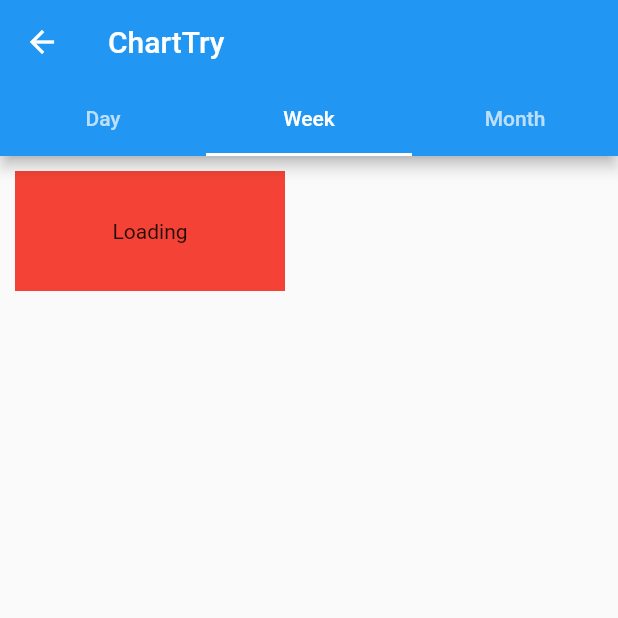
After one commit to rubansiva384/expense_manager, a Flutter app: the ChartPage screen opened directly, tab 2 chosen, on a phone screen of 412 x 824 dp, the top half of it. The commit adds this screen. Run offline on Flutter 3.47's test engine with Material 2 defaults, Android fonts, the phone set to English and light mode, and no system bars; our stand-ins replace bloc, charts_flutter, equatable, flutter_bloc, formz, sqflite; accounts and stored records are empty; generated files the repository leaves out were written again.

Commit message:
bug fixes

```diff
--- /dev/null
+++ b/lib/chart_try/chart_page.dart
@@ -0,0 +1,57 @@
+import 'package:expense_manager/chart_try/chart_try_bloc.dart';
+import 'package:flutter/cupertino.dart';
+import 'package:flutter/material.dart';
+import 'package:flutter_bloc/flutter_bloc.dart';
+
+import 'chart_view.dart';
+
+class ChartPage extends StatefulWidget {
+  @override
+  _ChartPageState createState() => _ChartPageState();
+}
+
+class _ChartPageState extends State<ChartPage> with TickerProviderStateMixin {
+
+  @override
+  Widget build(BuildContext context) {
+    final controller = TabController(length: 3, vsync: this);
+    return Scaffold(
+      appBar: AppBar(
+        title: Text("ChartTry"),
+        bottom: TabBar(
+          onTap: (i) {
+            print("tapped $i");
+            ChartTryEvent event;
+            switch (i) {
+              case 0:
+                event = ChartTryEventDay();
+                break;
+              case 1:
+                event = ChartTryEventWeek();
+                break;
+              case 2:
+                event = ChartTryEventMonth();
+                break;
+            }
+            context.read<ChartTryBloc>().add(event);
+          },
+          tabs: [
+            Tab(
+              text: "Day",
+            ),
+            Tab(
+              text: "Week",
+            ),
+            Tab(
+              text: "Month",
+            ),
+          ],
+          controller: controller,
+        ),
+      ),
+      body:
+      ChartView(),
+    );
+  }
+
+}
--- /dev/null
+++ b/lib/chart_try/chart_try_bloc.dart
@@ -0,0 +1,24 @@
+import 'dart:async';
+
+import 'package:bloc/bloc.dart';
+import 'package:meta/meta.dart';
+
+part 'chart_try_event.dart';
+part 'chart_try_state.dart';
+
+class ChartTryBloc extends Bloc<ChartTryEvent, ChartTryState> {
+  ChartTryBloc() : super(ChartTryState(type: "DAY"));
+
+  @override
+  Stream<ChartTryState> mapEventToState(
+    ChartTryEvent event,
+  ) async* {
+    if(event is ChartTryEventDay){
+      yield ChartTryState(type: "DAY");
+    }if(event is ChartTryEventWeek){
+      yield ChartTryState(type: "WEEK");
+    }if(event is ChartTryEventMonth){
+      yield ChartTryState(type: "MONTH");
+    }
+  }
+}
--- /dev/null
+++ b/lib/chart_try/chart_try_event.dart
@@ -0,0 +1,10 @@
+part of 'chart_try_bloc.dart';
+
+
+abstract class ChartTryEvent{
+
+}
+
+class ChartTryEventDay extends ChartTryEvent{}
+class ChartTryEventWeek extends ChartTryEvent{}
+class ChartTryEventMonth extends ChartTryEvent{}
--- /dev/null
+++ b/lib/chart_try/chart_try_state.dart
@@ -0,0 +1,7 @@
+part of 'chart_try_bloc.dart';
+
+class ChartTryState {
+  final String type;
+
+  ChartTryState({this.type});
+}
--- /dev/null
+++ b/lib/chart_try/chart_view.dart
@@ -0,0 +1,38 @@
+import 'package:expense_manager/chart_try/chart_try_bloc.dart';
+import 'package:expense_manager/chart_try/single_comp/simple_comp_bloc.dart';
+import 'package:expense_manager/chart_try/single_comp/single_chart_view.dart';
+import 'package:flutter/cupertino.dart';
+import 'package:flutter/material.dart';
+import 'package:flutter_bloc/flutter_bloc.dart';
+
+class ChartView extends StatelessWidget {
+  final initPage = 99;
+  final PageController _pageController = PageController(initialPage: 99);
+
+  @override
+  Widget build(BuildContext context) {
+    return BlocBuilder<ChartTryBloc , ChartTryState>(builder: (context , state){
+      return  Container(
+        height: 100,
+        width: 200,
+        child: PageView.builder(
+          controller: _pageController,
+          itemBuilder: (context , index){
+            return Container(
+              margin: EdgeInsets.all(10.0),
+              decoration: BoxDecoration(
+                  color: Colors.red
+              ),
+              child: Center(
+                child:
+                // Text("${state.type}"),
+                BlocProvider(create: (_) => SimpleCompBloc()..add(SceLoad()), child: SingleChartView(),),
+              ),
+            );
+          },
+          itemCount: 100,
+        ),
+      );
+    });
+  }
+}
--- /dev/null
+++ b/lib/chart_try/single_comp/simple_comp_event.dart
@@ -0,0 +1,9 @@
+part of 'simple_comp_bloc.dart';
+
+@immutable
+abstract class SimpleCompEvent {
+
+}
+
+
+class SceLoad extends SimpleCompEvent{}
--- /dev/null
+++ b/lib/chart_try/single_comp/simple_comp_state.dart
@@ -0,0 +1,7 @@
+part of 'simple_comp_bloc.dart';
+
+@immutable
+class SimpleCompState {
+  final List<String> list;
+  SimpleCompState({this.list});
+}
--- /dev/null
+++ b/lib/chart_try/single_comp/single_chart_view.dart
@@ -0,0 +1,23 @@
+import 'package:expense_manager/chart_try/single_comp/simple_comp_bloc.dart';
+import 'package:flutter/cupertino.dart';
+import 'package:flutter/material.dart';
+import 'package:flutter_bloc/flutter_bloc.dart';
+
+class SingleChartView extends StatelessWidget {
+  @override
+  Widget build(BuildContext context) {
+    return BlocBuilder<SimpleCompBloc, SimpleCompState>(builder: (context , state){
+      if(state.list != null){
+        return Container(
+          child: Text("Loading"),
+        );
+      }
+      else if(state.list != null){
+        return Container(
+          child: Text("${state.list.length}"),
+        );
+      }
+      return CircularProgressIndicator();
+    });
+  }
+}
--- a/lib/charts/daily/bloc/daily_bar_chart_bloc.dart
+++ b/lib/charts/daily/bloc/daily_bar_chart_bloc.dart
@@ -23,4 +23,5 @@ class DailyBarChartBloc extends Bloc<DailyBarChartEvent, DailyBarChartState> {
       yield DailyBarChartStateLoaded(entities: data , currentTime: event.dateTime);
     }
   }
+
 }
--- a/packages/expense_repository/lib/src/database/database.dart
+++ b/packages/expense_repository/lib/src/database/database.dart
@@ -92,11 +92,11 @@ class MyDatabase{
     //TODO check actual datas coming : never grouped with type(credit , debit)
     final String query = "select $COLUMN_TIME , cast(strftime('%H' , $COLUMN_TIME ,'unixepoch') as int) as HOUR_OF_MONTH , $COLUMN_EXPENSE_AMOUNT as $COLUMN_ANALYTICS_TOTAL , $COLUMN_EXPENSE_CATEGORY , $COLUMN_EXPENSE_DESCRIPTION from $TABLE_EXPENSE where cast(strftime('%d' , $COLUMN_TIME ,'unixepoch') as int) = ${dateTime.day} GROUP BY HOUR_OF_MONTH";
     List<Map<String, dynamic>> list = await db.rawQuery(query);
-    // print(query);
+    print(query);
     List<AnalyticsEntity> products = List<AnalyticsEntity>();
     list.forEach((element) {
       products.add(AnalyticsEntity.fromJson(element));
-      // print(element);
+      print(element);
     });
     return products;
   }
```
Also changed, not shown: lib/chart_try/single_comp/simple_comp_bloc.dart (added, +27 -0 lines), lib/main.dart (+8 -1 lines), pubspec.lock, 2 other files.
